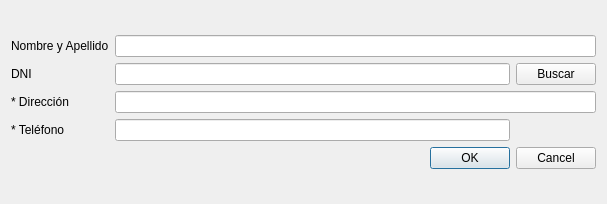
Before: the Qt Designer form Prototipo/modificarCliente.ui in UNPSJB/FarmaciaCrisol, drawn with Qt 5.
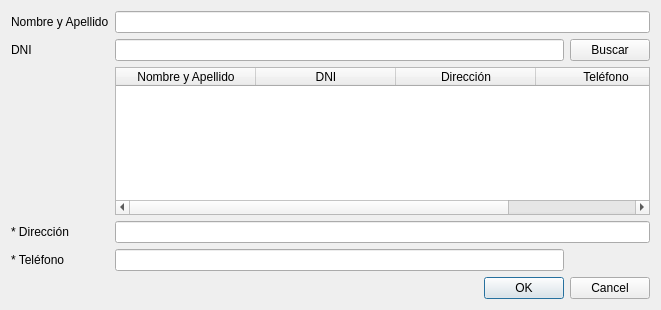
After: the same form once the commit is applied.

Patch:
```diff
--- a/Prototipo/modificarCliente.ui
+++ b/Prototipo/modificarCliente.ui
@@ -6,8 +6,8 @@
    <rect>
     <x>0</x>
     <y>0</y>
-    <width>607</width>
-    <height>204</height>
+    <width>661</width>
+    <height>310</height>
    </rect>
   </property>
   <property name="windowTitle">
@@ -16,28 +16,7 @@
   <layout class="QVBoxLayout" name="verticalLayout">
    <item>
     <layout class="QGridLayout" name="gridLayout">
-     <item row="0" column="0">
-      <widget class="QLabel" name="label">
-       <property name="text">
-        <string>Nombre y Apellido</string>
-       </property>
-      </widget>
-     </item>
-     <item row="1" column="0">
-      <widget class="QLabel" name="label_2">
-       <property name="text">
-        <string>DNI</string>
-       </property>
-      </widget>
-     </item>
      <item row="3" column="0">
-      <widget class="QLabel" name="label_4">
-       <property name="text">
-        <string>* Teléfono</string>
-       </property>
-      </widget>
-     </item>
-     <item row="2" column="0">
       <widget class="QLabel" name="label_3">
        <property name="text">
         <string>* Dirección</string>
@@ -54,22 +33,73 @@
        </property>
       </widget>
      </item>
-     <item row="3" column="1">
+     <item row="1" column="0">
+      <widget class="QLabel" name="label_2">
+       <property name="text">
+        <string>DNI</string>
+       </property>
+      </widget>
+     </item>
+     <item row="0" column="0">
+      <widget class="QLabel" name="label">
+       <property name="text">
+        <string>Nombre y Apellido</string>
+       </property>
+      </widget>
+     </item>
+     <item row="4" column="0">
+      <widget class="QLabel" name="label_4">
+       <property name="text">
+        <string>* Teléfono</string>
+       </property>
+      </widget>
+     </item>
+     <item row="4" column="1">
       <widget class="QLineEdit" name="lineEdit_4"/>
      </item>
      <item row="0" column="1" colspan="2">
       <widget class="QLineEdit" name="lineEdit"/>
      </item>
-     <item row="2" column="1" colspan="2">
+     <item row="3" column="1" colspan="2">
       <widget class="QLineEdit" name="lineEdit_3"/>
      </item>
-     <item row="4" column="1" colspan="2">
+     <item row="5" column="1" colspan="2">
       <widget class="QDialogButtonBox" name="buttonBox">
        <property name="standardButtons">
         <set>QDialogButtonBox::Cancel|QDialogButtonBox::Ok</set>
        </property>
       </widget>
      </item>
+     <item row="2" column="1" colspan="2">
+      <widget class="QTableWidget" name="tableWidget">
+       <attribute name="horizontalHeaderDefaultSectionSize">
+        <number>140</number>
+       </attribute>
+       <attribute name="horizontalHeaderStretchLastSection">
+        <bool>true</bool>
+       </attribute>
+       <column>
+        <property name="text">
+         <string>Nombre y Apellido</string>
+        </property>
+       </column>
+       <column>
+        <property name="text">
+         <string>DNI</string>
+        </property>
+       </column>
+       <column>
+        <property name="text">
+         <string>Dirección</string>
+        </property>
+       </column>
+       <column>
+        <property name="text">
+         <string>Teléfono</string>
+        </property>
+       </column>
+      </widget>
+     </item>
     </layout>
    </item>
   </layout>
```
